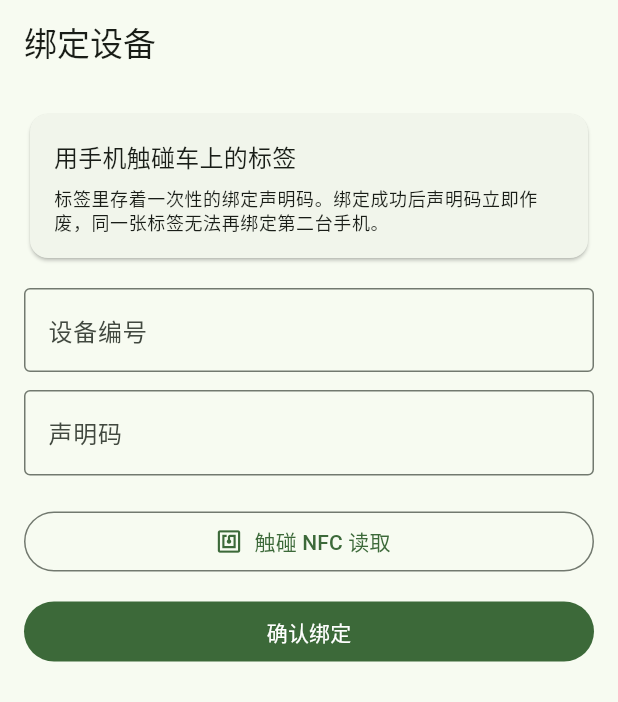
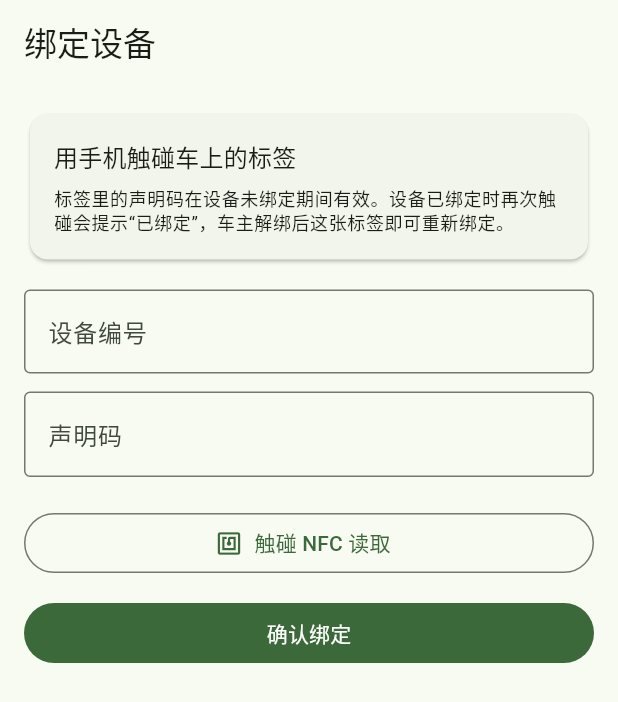
Before and after one commit to bycicle-locating/bycicle-locating, a Flutter app: the PairingPage screen opened by its route, on a phone screen of 412 x 824 dp. Shown: the top 702 px of the screen. Run offline on Flutter 3.47's test engine with Material 3 defaults, Android fonts, the light colour scheme and no system bars; our stand-ins replace dio, flutter_riverpod, go_router.

Commit message:
fix(app): 修正声明码生命周期文案

```diff
--- a/app/lib/features/device/pairing/pairing_page.dart
+++ b/app/lib/features/device/pairing/pairing_page.dart
@@ -119,8 +119,8 @@ class _PairingPageState extends ConsumerState<PairingPage> {
                   Text('用手机触碰车上的标签', style: theme.textTheme.titleMedium),
                   const SizedBox(height: 8),
                   Text(
-                    '标签里存着一次性的绑定声明码。绑定成功后声明码立即作废，'
-                    '同一张标签无法再绑定第二台手机。',
+                    '标签里的声明码在设备未绑定期间有效。设备已绑定时再次触碰会提示“已绑定”，'
+                    '车主解绑后这张标签即可重新绑定。',
                     style: theme.textTheme.bodySmall,
                   ),
                 ],
```
